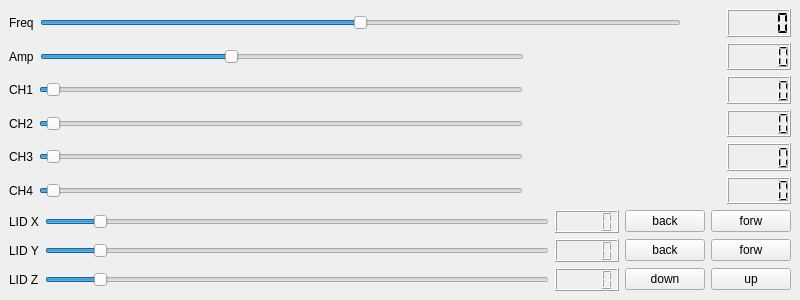
The window that Interface/window_3.ui (PhiKH/Pico2040) describes before a commit, drawn with Qt 5.
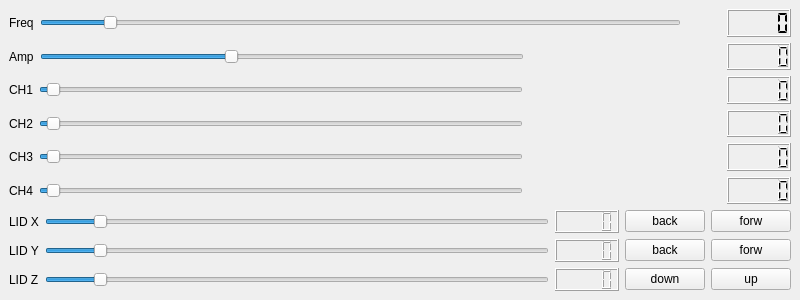
The same window after the commit.

```diff
--- a/Interface/window_3.ui
+++ b/Interface/window_3.ui
@@ -57,7 +57,7 @@
          </sizepolicy>
         </property>
         <property name="maximum">
-         <number>20000</number>
+         <number>100000</number>
         </property>
         <property name="singleStep">
          <number>10</number>
```
